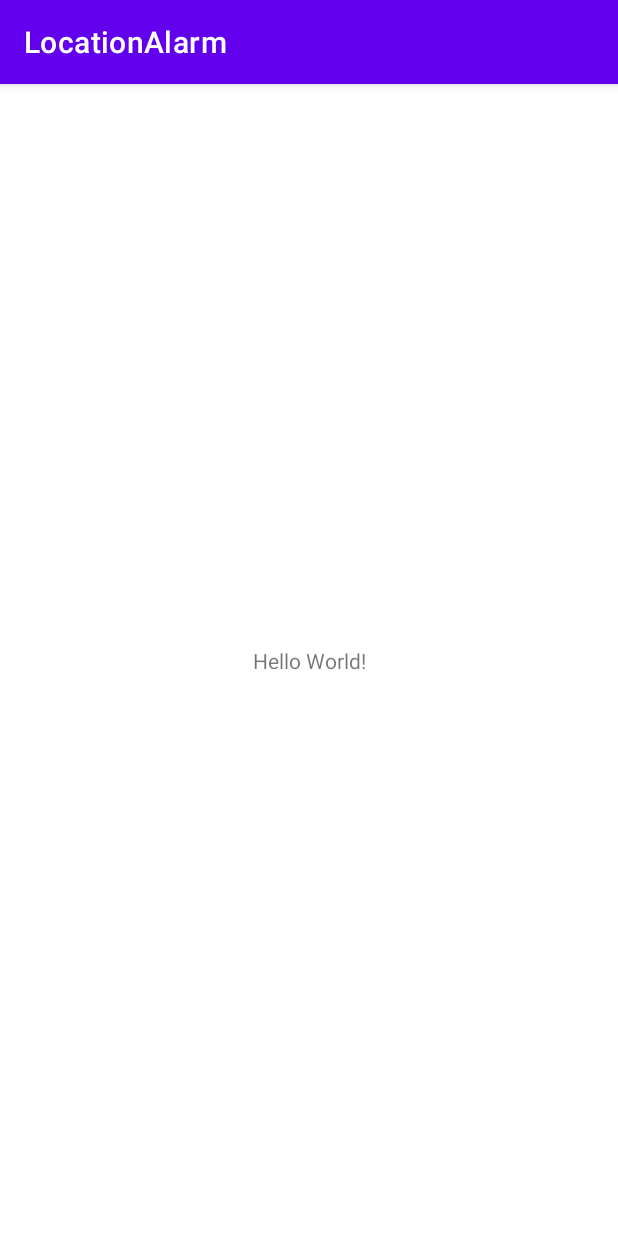
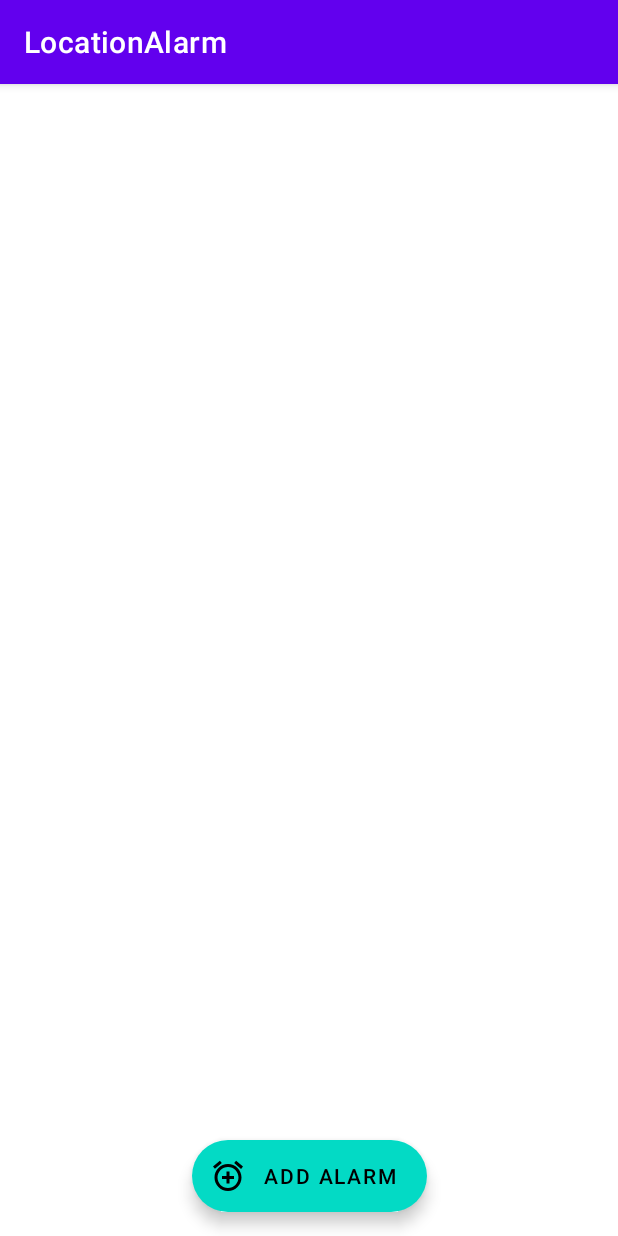
Before and after one commit to NaZe0320/LocationAlarm, an Android app: the screen it shows after launch (MainActivity before the commit, HomeActivity after it), on a phone screen of 412 x 824 dp. Run offline under Robolectric (Android 15) with nearby library versions, the phone set to English and light mode, and no system bars; our stand-ins replace Dagger/Hilt's generated code, data binding.

Commit message:
[feat] 메인 뷰 - AlarmListFragment.kt 구현

```diff
--- a/app/src/main/AndroidManifest.xml
+++ b/app/src/main/AndroidManifest.xml
@@ -13,7 +13,7 @@
         android:theme="@style/Theme.LocationAlarm"
         tools:targetApi="31">
         <activity
-            android:name=".presentation.MainActivity"
+            android:name=".presentation.HomeActivity"
             android:exported="true">
             <intent-filter>
                 <action android:name="android.intent.action.MAIN" />
--- /dev/null
+++ b/app/src/main/java/com/naze/locationalarm/presentation/AlarmListFragment.kt
@@ -0,0 +1,15 @@
+package com.naze.locationalarm.presentation
+
+import androidx.appcompat.app.AppCompatActivity
+import android.os.Bundle
+import android.view.View
+import com.naze.locationalarm.R
+import com.naze.locationalarm.databinding.FragmentAlarmListBinding
+import com.naze.locationalarm.util.binding.BindingFragment
+
+class AlarmListFragment : BindingFragment<FragmentAlarmListBinding>(R.layout.fragment_alarm_list) {
+
+    override fun onViewCreated(view: View, savedInstanceState: Bundle?) {
+        super.onViewCreated(view, savedInstanceState)
+    }
+}
--- /dev/null
+++ b/app/src/main/java/com/naze/locationalarm/presentation/HomeActivity.kt
@@ -0,0 +1,24 @@
+package com.naze.locationalarm.presentation
+
+import androidx.appcompat.app.AppCompatActivity
+import android.os.Bundle
+import androidx.fragment.app.Fragment
+import com.naze.locationalarm.R
+import com.naze.locationalarm.databinding.ActivityHomeBinding
+import com.naze.locationalarm.util.binding.BindingActivity
+import dagger.hilt.android.AndroidEntryPoint
+
+@AndroidEntryPoint
+class HomeActivity : BindingActivity<ActivityHomeBinding>(R.layout.activity_home) {
+    override fun onCreate(savedInstanceState: Bundle?) {
+        super.onCreate(savedInstanceState)
+
+        setFragment(AlarmListFragment(), "AlarmList")
+    }
+
+    private fun setFragment(fragment: Fragment, tag: String) {
+        val transaction = supportFragmentManager.beginTransaction()
+        transaction.replace(R.id.fl_home, fragment, tag)
+        transaction.commit()
+    }
+}
--- a/app/src/main/java/com/naze/locationalarm/presentation/MainActivity.kt
+++ /dev/null
@@ -1,12 +0,0 @@
-package com.naze.locationalarm.presentation
-
-import androidx.appcompat.app.AppCompatActivity
-import android.os.Bundle
-import com.naze.locationalarm.R
-
-class MainActivity : AppCompatActivity() {
-    override fun onCreate(savedInstanceState: Bundle?) {
-        super.onCreate(savedInstanceState)
-        setContentView(R.layout.activity_main)
-    }
-}
--- /dev/null
+++ b/app/src/main/res/drawable-v24/ic_baseline_add_alarm_24.xml
@@ -0,0 +1,5 @@
+<vector android:height="24dp" android:tint="#000000"
+    android:viewportHeight="24" android:viewportWidth="24"
+    android:width="24dp" xmlns:android="http://schemas.android.com/apk/res/android">
+    <path android:fillColor="@android:color/white" android:pathData="M7.88,3.39L6.6,1.86 2,5.71l1.29,1.53 4.59,-3.85zM22,5.72l-4.6,-3.86 -1.29,1.53 4.6,3.86L22,5.72zM12,4c-4.97,0 -9,4.03 -9,9s4.02,9 9,9c4.97,0 9,-4.03 9,-9s-4.03,-9 -9,-9zM12,20c-3.87,0 -7,-3.13 -7,-7s3.13,-7 7,-7 7,3.13 7,7 -3.13,7 -7,7zM13,9h-2v3L8,12v2h3v3h2v-3h3v-2h-3L13,9z"/>
+</vector>
--- /dev/null
+++ b/app/src/main/res/layout/activity_home.xml
@@ -0,0 +1,52 @@
+<?xml version="1.0" encoding="utf-8"?>
+<layout xmlns:android="http://schemas.android.com/apk/res/android"
+    xmlns:app="http://schemas.android.com/apk/res-auto"
+    xmlns:tools="http://schemas.android.com/tools">
+
+    <data>
+
+    </data>
+
+    <androidx.constraintlayout.widget.ConstraintLayout
+        android:layout_width="match_parent"
+        android:layout_height="match_parent"
+        tools:context=".presentation.HomeActivity">
+
+        <FrameLayout
+            android:id="@+id/fl_home"
+            android:layout_width="0dp"
+            android:layout_height="0dp"
+            app:layout_constraintTop_toTopOf="@id/guideline_top"
+            app:layout_constraintStart_toStartOf="@id/guideline_start"
+            app:layout_constraintEnd_toEndOf="@id/guideline_end"
+            app:layout_constraintBottom_toBottomOf="@+id/guideline_bottom"/>
+
+        <androidx.constraintlayout.widget.Guideline
+            android:id="@+id/guideline_top"
+            android:layout_width="wrap_content"
+            android:layout_height="wrap_content"
+            android:orientation="horizontal"
+            app:layout_constraintGuide_percent="0.02" />
+
+        <androidx.constraintlayout.widget.Guideline
+            android:id="@+id/guideline_start"
+            android:layout_width="wrap_content"
+            android:layout_height="wrap_content"
+            android:orientation="vertical"
+            app:layout_constraintGuide_percent="0.03" />
+
+        <androidx.constraintlayout.widget.Guideline
+            android:id="@+id/guideline_end"
+            android:layout_width="wrap_content"
+            android:layout_height="wrap_content"
+            android:orientation="vertical"
+            app:layout_constraintGuide_percent="0.97" />
+
+        <androidx.constraintlayout.widget.Guideline
+            android:id="@+id/guideline_bottom"
+            android:layout_width="wrap_content"
+            android:layout_height="wrap_content"
+            android:orientation="horizontal"
+            app:layout_constraintGuide_percent="1" />
+    </androidx.constraintlayout.widget.ConstraintLayout>
+</layout>
--- a/app/src/main/res/layout/activity_main.xml
+++ /dev/null
@@ -1,18 +0,0 @@
-<?xml version="1.0" encoding="utf-8"?>
-<androidx.constraintlayout.widget.ConstraintLayout xmlns:android="http://schemas.android.com/apk/res/android"
-    xmlns:app="http://schemas.android.com/apk/res-auto"
-    xmlns:tools="http://schemas.android.com/tools"
-    android:layout_width="match_parent"
-    android:layout_height="match_parent"
-    tools:context=".presentation.MainActivity">
-
-    <TextView
-        android:layout_width="wrap_content"
-        android:layout_height="wrap_content"
-        android:text="Hello World!"
-        app:layout_constraintBottom_toBottomOf="parent"
-        app:layout_constraintEnd_toEndOf="parent"
-        app:layout_constraintStart_toStartOf="parent"
-        app:layout_constraintTop_toTopOf="parent" />
-
-</androidx.constraintlayout.widget.ConstraintLayout>
--- /dev/null
+++ b/app/src/main/res/layout/fragment_alarm_list.xml
@@ -0,0 +1,37 @@
+<?xml version="1.0" encoding="utf-8"?>
+<layout xmlns:android="http://schemas.android.com/apk/res/android"
+    xmlns:app="http://schemas.android.com/apk/res-auto"
+    xmlns:tools="http://schemas.android.com/tools">
+
+    <data>
+
+    </data>
+
+    <androidx.constraintlayout.widget.ConstraintLayout
+        android:layout_width="match_parent"
+        android:layout_height="match_parent"
+        tools:context=".presentation.AlarmListFragment">
+
+        <androidx.recyclerview.widget.RecyclerView
+            android:id="@+id/rv_alarm_list"
+            android:layout_width="0dp"
+            android:layout_height="wrap_content"
+            android:layout_marginTop="16dp"
+            app:layout_constraintTop_toTopOf="parent"
+            app:layout_constraintStart_toStartOf="parent"
+            app:layout_constraintEnd_toEndOf="parent"/>
+
+        <com.google.android.material.floatingactionbutton.ExtendedFloatingActionButton
+            android:id="@+id/btn_alarm_add"
+            android:layout_width="wrap_content"
+            android:layout_height="wrap_content"
+            android:text="@string/fab_text"
+            android:layout_marginBottom="16dp"
+            app:icon="@drawable/ic_baseline_add_alarm_24"
+            app:iconGravity="textStart"
+            app:layout_constraintStart_toStartOf="parent"
+            app:layout_constraintEnd_toEndOf="parent"
+            app:layout_constraintBottom_toBottomOf="parent"/>
+
+    </androidx.constraintlayout.widget.ConstraintLayout>
+</layout>
--- a/app/src/main/res/values/strings.xml
+++ b/app/src/main/res/values/strings.xml
@@ -1,3 +1,5 @@
 <resources>
     <string name="app_name">LocationAlarm</string>
+
+    <string name="fab_text">ADD ALARM</string>
 </resources>
```
